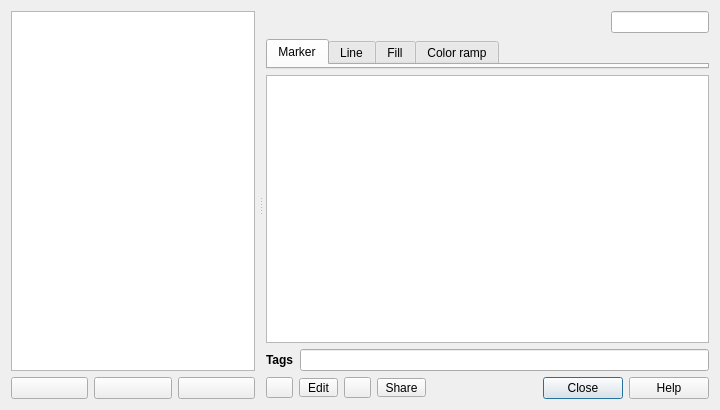
The window that src/ui/qgsstylev2managerdialogbase.ui (qgis/QGIS) describes before a commit, drawn with Qt 5.
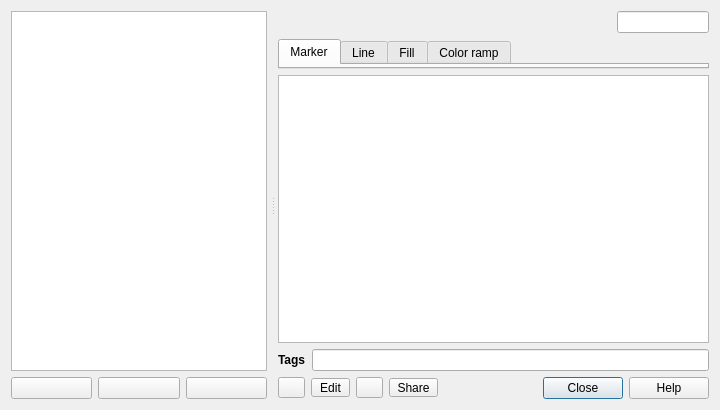
The same window after the commit. Icons and pictures are not drawn.

Commit message: set horizontal stretch for content in splitter widgets

The edit to the form file:
```diff
--- a/src/ui/qgsstylev2managerdialogbase.ui
+++ b/src/ui/qgsstylev2managerdialogbase.ui
@@ -117,7 +117,7 @@
      <widget class="QWidget" name="widget_2" native="true">
       <property name="sizePolicy">
        <sizepolicy hsizetype="Expanding" vsizetype="Preferred">
-        <horstretch>0</horstretch>
+        <horstretch>1</horstretch>
         <verstretch>0</verstretch>
        </sizepolicy>
       </property>
```
The commit also changes 1 other file.
